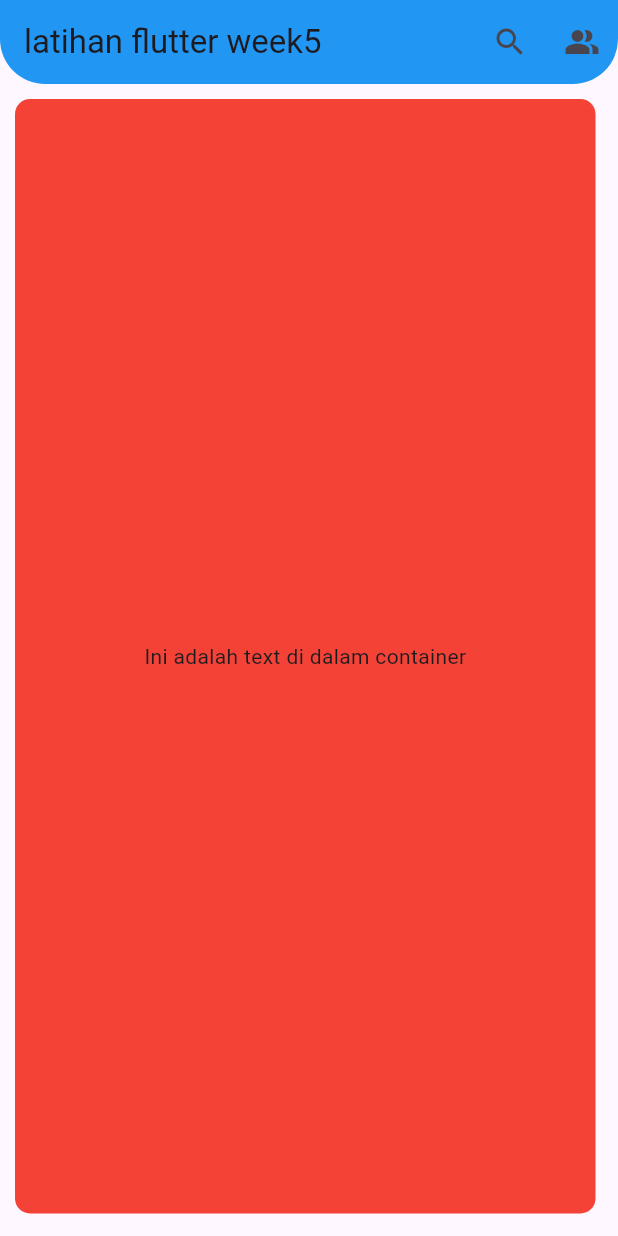
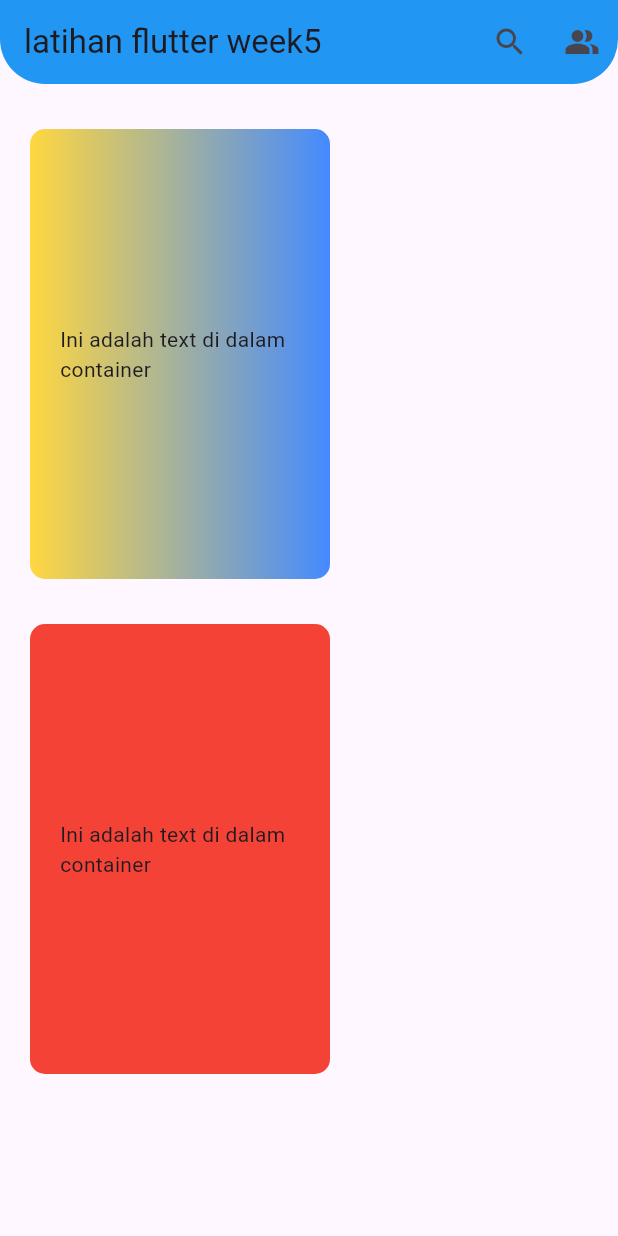
Before and after one commit to muhamadayeshaaulia/week5_Container, a Flutter app: the screen it shows after launch, on a phone screen of 412 x 824 dp. Run offline on Flutter 3.47's test engine with Material 3 defaults, Android fonts, the phone set to English and light mode, and no system bars.

Commit message:
menambahkan warna graidient pada container dan meambahkan 2 container

```diff
--- a/lib/main.dart
+++ b/lib/main.dart
@@ -44,15 +44,37 @@ class Myhome extends StatelessWidget {
           ),
         ],
       ),
-      body: Container(
+      body: Column(
+        crossAxisAlignment: CrossAxisAlignment.start,
+        children: [
+          Container(
+            width: 200,
+            height: 300,
+            margin: EdgeInsets.only(top: 30, left: 20),
+            padding: EdgeInsets.all(20),
             alignment: Alignment.center,
-        margin: EdgeInsets.fromLTRB(10, 10, 15, 15),
+            decoration: BoxDecoration(
+              gradient: LinearGradient(
+                colors: [Colors.amberAccent, Colors.blueAccent],
+              ),
+              borderRadius: BorderRadius.circular(10.0),
+            ),
+            child: Text('Ini adalah text di dalam container'),
+          ),
+          Container(
+            width: 200,
+            height: 300,
+            margin: EdgeInsets.only(top: 30, left: 20),
+            padding: EdgeInsets.all(20),
+            alignment: Alignment.center,
             decoration: BoxDecoration(
               color: Colors.red,
               borderRadius: BorderRadius.circular(10.0),
             ),
             child: Text('Ini adalah text di dalam container'),
           ),
+        ],
+      ),
     );
   }
 }
```
Lines whose indentation alone changed are shown as unchanged.
